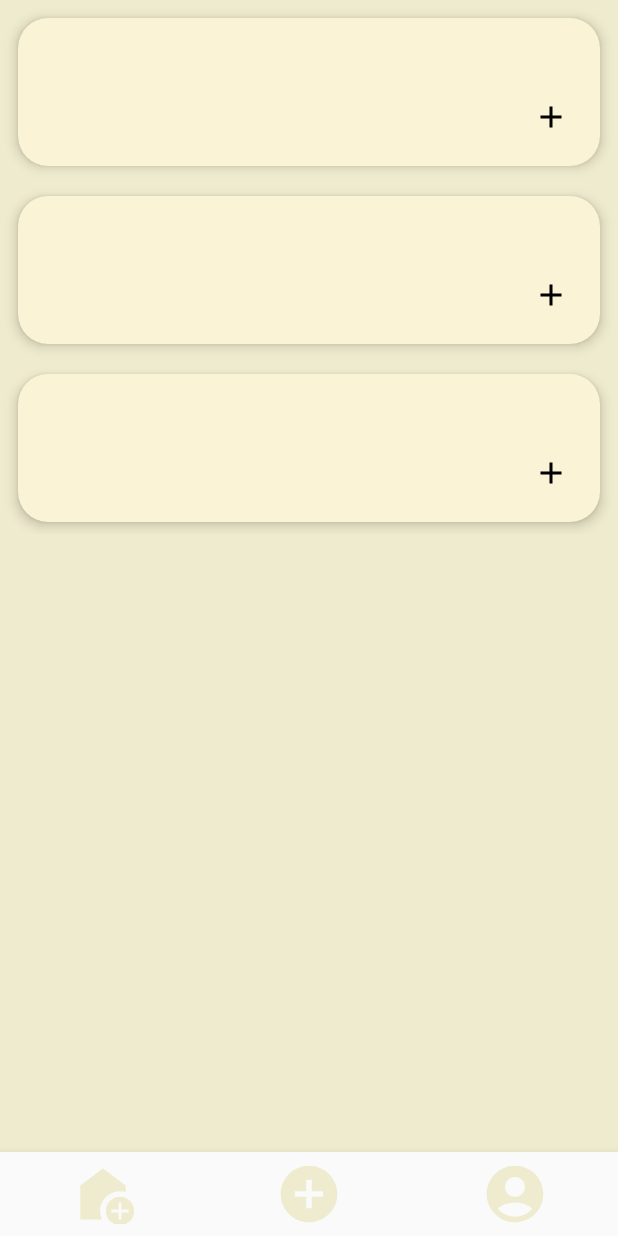
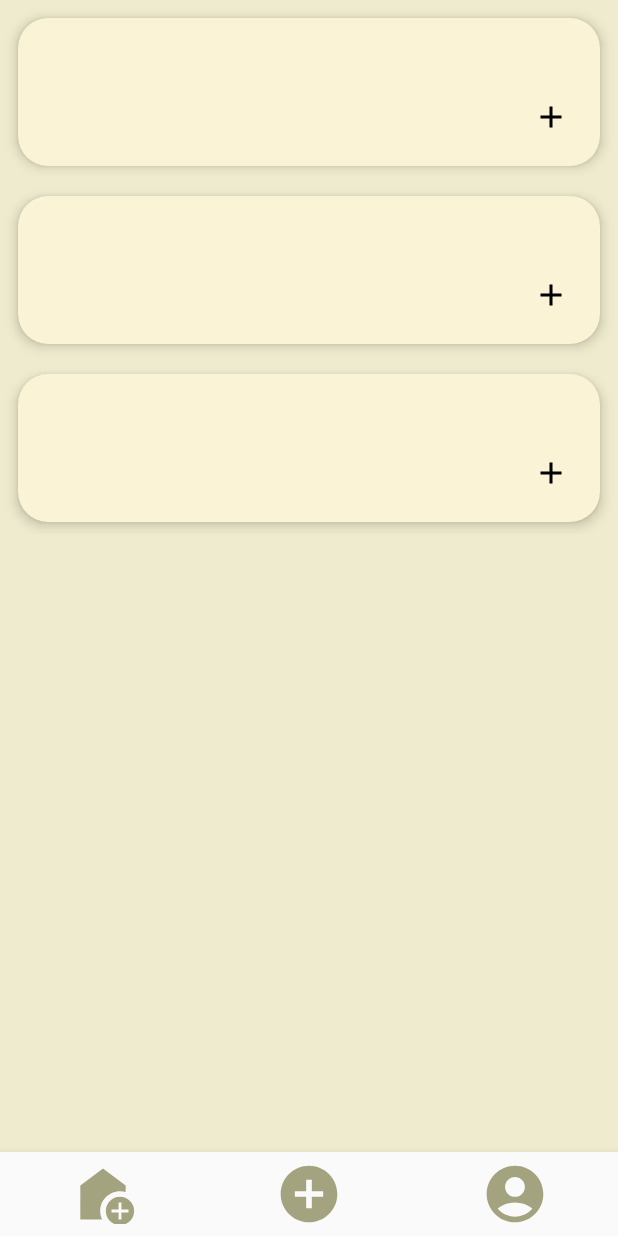
Before and after one commit to AreebaAkram/DopamineMenu, an Android app: the layout homeview.xml on its own in the app's theme, with its tools: preview values and no code run, on a phone screen of 412 x 824 dp. Run offline under Robolectric (Android 15) with nearby library versions, the phone set to English and light mode, and no system bars.

Commit message:
Completed home page

```diff
--- a/app/src/main/res/layout/homeview.xml
+++ b/app/src/main/res/layout/homeview.xml
@@ -27,10 +27,10 @@
             app:layout_constraintBottom_toBottomOf="parent"
             app:layout_constraintStart_toStartOf="parent"
             app:layout_constraintEnd_toEndOf="parent"
-            app:itemIconTint="#EFEBCE"
+            app:itemIconTint="#A3A380"
             app:itemIconSize="45dp"
             app:labelVisibilityMode="unlabeled"
-            android:backgroundTint="#A3A380"
+            android:backgroundTint="#EFEBCE"
 
             >
         </com.google.android.material.bottomnavigation.BottomNavigationView>
```
